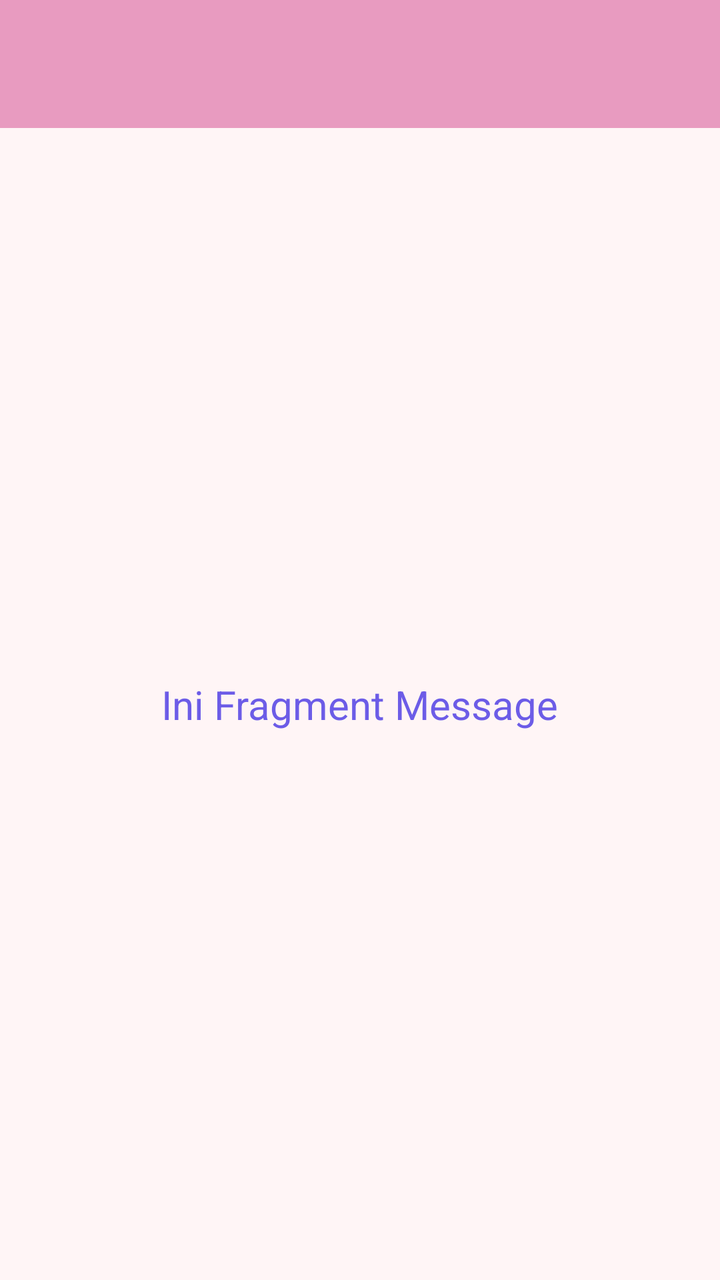
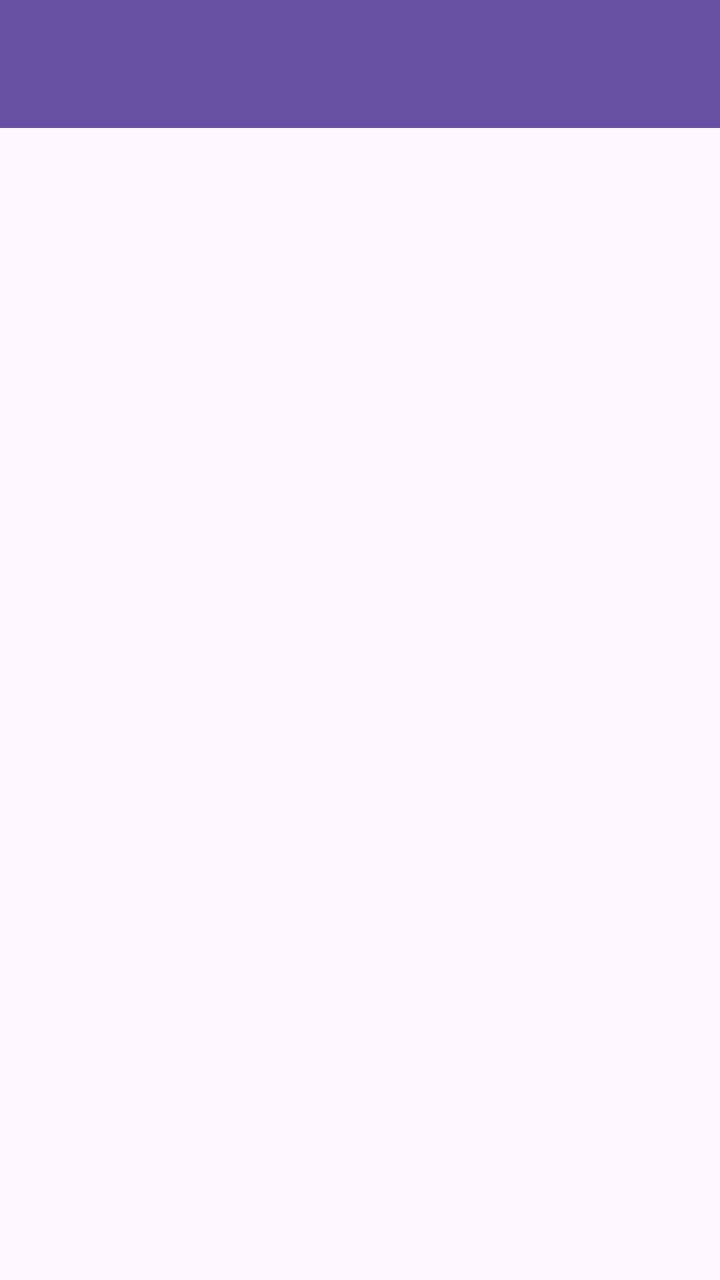

The first picture is an Android layout as it rendered before a commit; the second is the same layout after the commit. The layout source and the unified diff follow.
<!-- AndroidManifest.xml: application theme Theme.Najahtiemobile -->
<!-- res/layout/fragment_message.xml -->
<?xml version="1.0" encoding="utf-8"?>
<androidx.constraintlayout.widget.ConstraintLayout
    xmlns:android="http://schemas.android.com/apk/res/android"
    xmlns:app="http://schemas.android.com/apk/res-auto"
    android:layout_width="match_parent"
    android:layout_height="match_parent"
    android:background="#FFF5F6">

    <androidx.appcompat.widget.Toolbar
        android:id="@+id/toolbar"
        android:layout_width="0dp"
        android:layout_height="?attr/actionBarSize"
        android:background="#E89BC0"
        android:title="Message"
        android:titleTextColor="#FFFFFF"
        app:layout_constraintTop_toTopOf="parent"
        app:layout_constraintStart_toStartOf="parent"
        app:layout_constraintEnd_toEndOf="parent" />

    <TextView
        android:layout_width="wrap_content"
        android:layout_height="wrap_content"
        android:text="Ini Fragment Message"
        android:textSize="20sp"
        android:textColor="#6C5CE7"
        app:layout_constraintTop_toBottomOf="@id/toolbar"
        app:layout_constraintBottom_toBottomOf="parent"
        app:layout_constraintStart_toStartOf="parent"
        app:layout_constraintEnd_toEndOf="parent" />

</androidx.constraintlayout.widget.ConstraintLayout>
<!-- resources referenced by this layout -->
<resources>
  <style name="Theme.Najahtiemobile" parent="Base.Theme.Najahtiemobile" />
  <style name="Base.Theme.Najahtiemobile" parent="Theme.Material3.DayNight.NoActionBar">
          
          
      </style>
</resources>

<!-- the commit's change to res/layout/fragment_message.xml (unified diff, before → after) -->
@@ -1,31 +1,31 @@
 <?xml version="1.0" encoding="utf-8"?>
-<androidx.constraintlayout.widget.ConstraintLayout
-    xmlns:android="http://schemas.android.com/apk/res/android"
-    xmlns:app="http://schemas.android.com/apk/res-auto"
+<androidx.coordinatorlayout.widget.CoordinatorLayout xmlns:android="http://schemas.android.com/apk/res/android"
+    xmlns:tools="http://schemas.android.com/tools"
     android:layout_width="match_parent"
     android:layout_height="match_parent"
-    android:background="#FFF5F6">
+    xmlns:app="http://schemas.android.com/apk/res-auto"
+    tools:context=".Message.MessageFragment">
 
-    <androidx.appcompat.widget.Toolbar
-        android:id="@+id/toolbar"
-        android:layout_width="0dp"
-        android:layout_height="?attr/actionBarSize"
-        android:background="#E89BC0"
-        android:title="Message"
-        android:titleTextColor="#FFFFFF"
-        app:layout_constraintTop_toTopOf="parent"
-        app:layout_constraintStart_toStartOf="parent"
-        app:layout_constraintEnd_toEndOf="parent" />
+    <com.google.android.material.appbar.AppBarLayout
+        android:id="@+id/appBarLayout"
+        android:layout_width="match_parent"
+        android:layout_height="wrap_content"
+        android:theme="@style/ThemeOverlay.AppCompat.Dark.ActionBar">
 
-    <TextView
-        android:layout_width="wrap_content"
-        android:layout_height="wrap_content"
-        android:text="Ini Fragment Message"
-        android:textSize="20sp"
-        android:textColor="#6C5CE7"
-        app:layout_constraintTop_toBottomOf="@id/toolbar"
-        app:layout_constraintBottom_toBottomOf="parent"
-        app:layout_constraintStart_toStartOf="parent"
-        app:layout_constraintEnd_toEndOf="parent" />
+        <androidx.appcompat.widget.Toolbar
+            android:id="@+id/toolbar"
+            android:layout_width="match_parent"
+            android:layout_height="?attr/actionBarSize"
+            android:background="?attr/colorPrimary"
+            app:layout_scrollFlags="scroll|enterAlways"
+            app:titleTextColor="@android:color/white" />
 
-</androidx.constraintlayout.widget.ConstraintLayout>
+    </com.google.android.material.appbar.AppBarLayout>
+
+    <ListView
+        android:id="@+id/listMessageItems"
+        android:layout_width="match_parent"
+        android:layout_height="match_parent"
+        app:layout_behavior="@string/appbar_scrolling_view_behavior" />
+
+</androidx.coordinatorlayout.widget.CoordinatorLayout>
